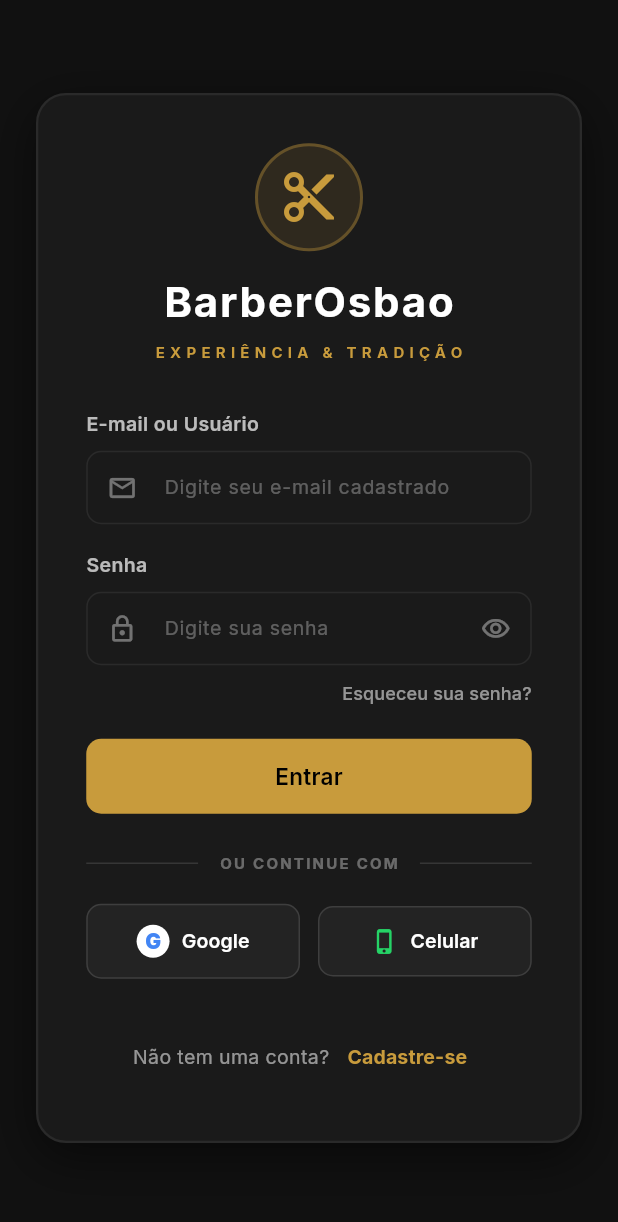
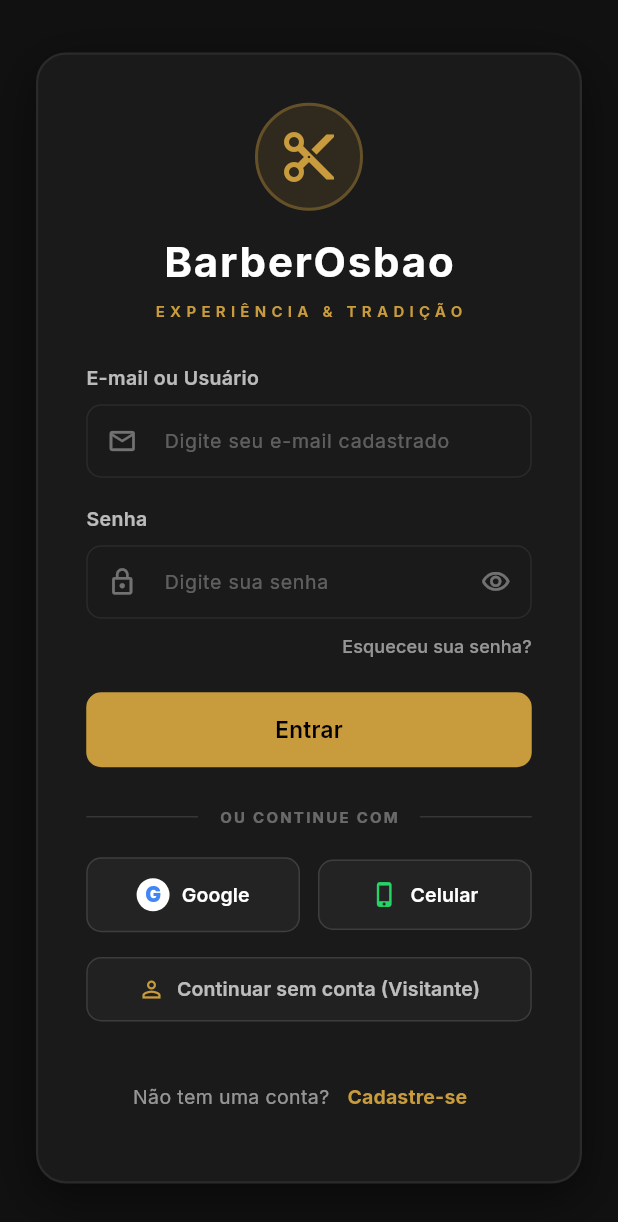
Before and after one commit to FabioZvirJ/BarberOsbao, a Flutter app: the screen it shows after launch, on a phone screen of 412 x 824 dp. Shown: the top 1222 px of the screen. Run offline on Flutter 3.47's test engine with Material 3 defaults, Android fonts, the phone set to English and light mode, and no system bars; our stand-ins replace dio, drift, file_picker, flutter_riverpod, freezed_annotation, go_router and 4 more; accounts and stored records are empty; generated files the repository leaves out were written again; network calls fail.

Commit message:
feat(auth-branches): allow public catalog access, branch badge on login, and guest booking

```diff
--- a/lib/packages/core/auth/domain/auth_repository.dart
+++ b/lib/packages/core/auth/domain/auth_repository.dart
@@ -21,4 +21,5 @@
     required String phone,
     String? name,
   });
+  Future<User> loginAsGuest({String? name});
 }
--- a/lib/packages/core/auth/presentation/pages/login_page.dart
+++ b/lib/packages/core/auth/presentation/pages/login_page.dart
@@ -6,6 +6,7 @@
 import 'package:barber_osbao/packages/design_system/atoms/app_button.dart';
 import 'package:barber_osbao/packages/design_system/molecules/app_input.dart';
 import 'package:barber_osbao/packages/design_system/theme/theme_colors.dart';
+import 'package:barber_osbao/features/filiais/application/branches_controller.dart';
 
 class LoginPage extends ConsumerStatefulWidget {
   const LoginPage({super.key});
@@ -397,10 +398,49 @@
                               letterSpacing: 3.5,
                             ),
                           ),
+                          // Exibe a filial ativa se o usuário veio de um link de agendamento
+                          Builder(
+                            builder: (context) {
+                              final branch = ref.watch(selectedBranchProvider);
+                              if (branch == null) return const SizedBox.shrink();
+                              return Padding(
+                                padding: const EdgeInsets.only(top: 14),
+                                child: Container(
+                                  padding: const EdgeInsets.symmetric(horizontal: 14, vertical: 8),
+                                  decoration: BoxDecoration(
+                                    color: ThemeColors.primary.withValues(alpha: 0.12),
+                                    borderRadius: BorderRadius.circular(10),
+                                    border: Border.all(
+                                      color: ThemeColors.primary.withValues(alpha: 0.35),
+                                    ),
+                                  ),
+                                  child: Row(
+                                    mainAxisSize: MainAxisSize.min,
+                                    mainAxisAlignment: MainAxisAlignment.center,
+                                    children: [
+                                      const Icon(Icons.storefront, color: ThemeColors.primary, size: 16),
+                                      const SizedBox(width: 8),
+                                      Flexible(
+                                        child: Text(
+                                          '${branch.name} • ${branch.city}/${branch.state}',
+                                          style: const TextStyle(
+                                            color: Colors.white,
+                                            fontWeight: FontWeight.w600,
+                                            fontSize: 12,
+                                          ),
+                                          overflow: TextOverflow.ellipsis,
+                                        ),
+                                      ),
+                                    ],
+                                  ),
+                                ),
+                              );
+                            },
+                          ),
                         ],
                       ),
                     ),
-                    const SizedBox(height: 32),
+                    const SizedBox(height: 28),
 
                     // Erro se houver
                     if (_errorMessage != null) ...[
@@ -576,7 +616,65 @@
                         ),
                       ],
                     ),
-                    const SizedBox(height: 28),
+                    const SizedBox(height: 14),
+
+                    // Botão Acesso Rápido / Convidado
+                    OutlinedButton(
+                      style: OutlinedButton.styleFrom(
+                        backgroundColor: Colors.white.withValues(alpha: 0.03),
+                        side: const BorderSide(color: Colors.white12),
+                        foregroundColor: Colors.white70,
+                        padding: const EdgeInsets.symmetric(vertical: 12),
+                        shape: RoundedRectangleBorder(
+                          borderRadius: BorderRadius.circular(10),
+                        ),
+                      ),
+                      onPressed: _loading
+                          ? null
+                          : () async {
+                              setState(() {
+                                _loading = true;
+                                _errorMessage = null;
+                              });
+                              try {
+                                await ref
+                                    .read(authControllerProvider.notifier)
+                                    .loginAsGuest();
+                              } catch (e) {
+                                if (mounted) {
+                                  setState(() {
+                                    _errorMessage = e
+                                        .toString()
+                                        .replaceAll('Exception:', '')
+                                        .trim();
+                                  });
+                                }
+                              } finally {
+                                if (mounted) {
+                                  setState(() {
+                                    _loading = false;
+                                  });
+                                }
+                              }
+                            },
+                      child: const Row(
+                        mainAxisAlignment: MainAxisAlignment.center,
+                        children: [
+                          Icon(Icons.person_outline,
+                              color: ThemeColors.primary, size: 18),
+                          SizedBox(width: 8),
+                          Text(
+                            'Continuar sem conta (Visitante)',
+                            style: TextStyle(
+                              fontSize: 13,
+                              fontWeight: FontWeight.w600,
+                              color: Colors.white70,
+                            ),
+                          ),
+                        ],
+                      ),
+                    ),
+                    const SizedBox(height: 24),
 
                     // Rodapé: Criar Conta
                     Row(
```
Also changed, not shown: lib/packages/core/auth/application/auth_controller.dart (+11 -0 lines), lib/packages/core/auth/infrastructure/auth_repository_impl.dart (+26 -0 lines), lib/packages/core/models/branch.dart (line endings or trailing spaces), 12 other files.
